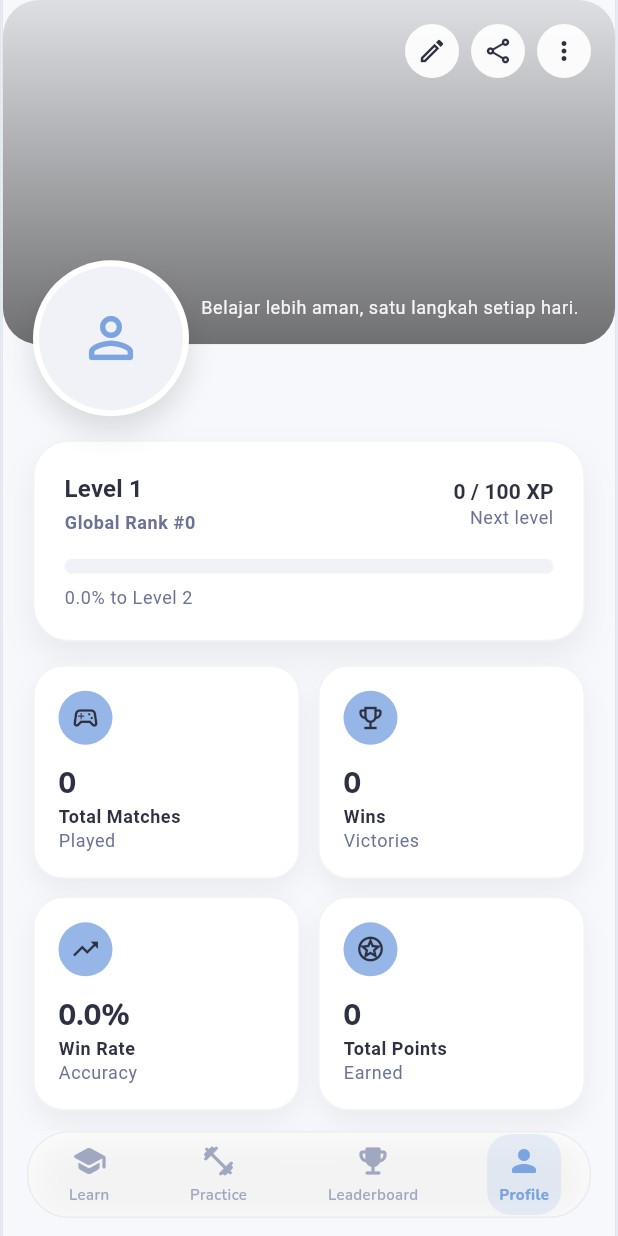
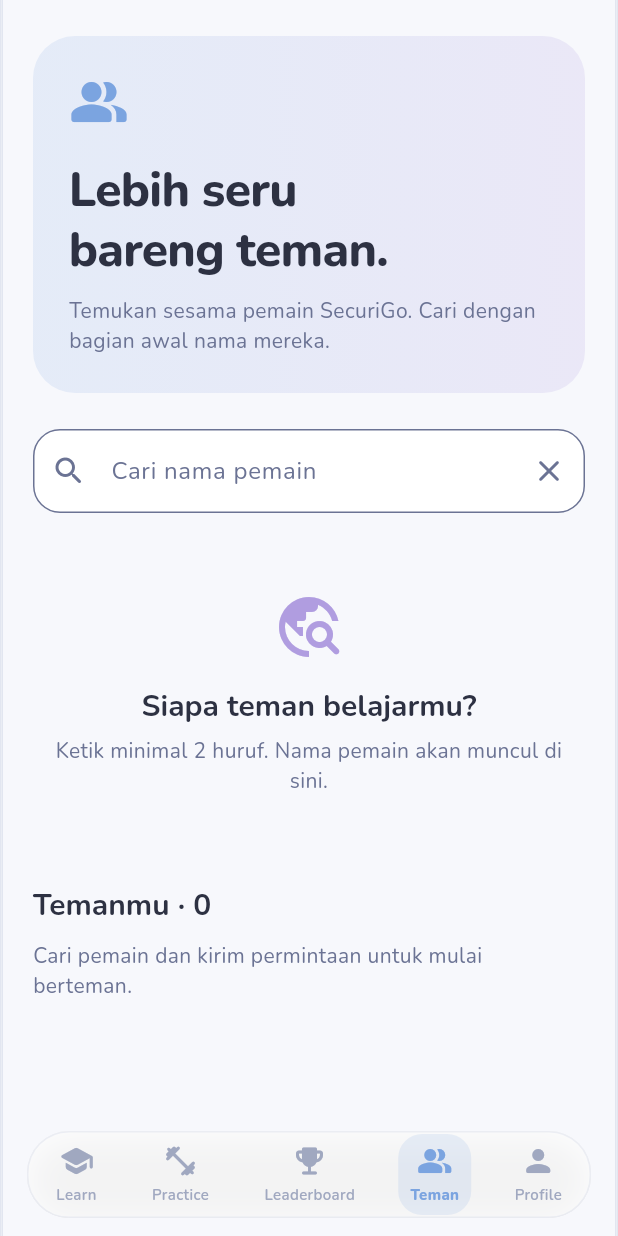
Before and after one commit to JSAN007/LOMBA_LOMBA, a Flutter app: the MainShell screen opened directly, item 4 of the bottom bar chosen, on a phone screen of 412 x 824 dp. Run offline on Flutter 3.47's test engine with Material 3 defaults, Android fonts, the phone set to English and light mode, and no system bars; our stand-ins replace cloud_firestore, firebase_auth, firebase_core, google_fonts; accounts and stored records are empty; network calls fail.

Commit message:
feat(teman): add player search and friend requests

```diff
--- /dev/null
+++ b/lib/components/friends/friend_lists.dart
@@ -0,0 +1,98 @@
+import 'package:flutter/material.dart';
+import '../../services/friend_network.dart';
+import '../../services/friends_service.dart';
+import 'friends_widgets.dart';
+
+class FriendLists extends StatelessWidget {
+  const FriendLists({
+    super.key,
+    required this.links,
+    required this.uid,
+    required this.busy,
+    required this.onAccept,
+    required this.onRemove,
+  });
+  final List<FriendLink> links;
+  final String uid;
+  final Set<String> busy;
+  final void Function(FriendLink) onAccept, onRemove;
+  @override
+  Widget build(BuildContext context) {
+    final accepted = links.where((link) => link.accepted).toList();
+    final incoming = links
+        .where((link) => !link.accepted && link.recipient == uid)
+        .toList();
+    final outgoing = links
+        .where((link) => !link.accepted && link.sender == uid)
+        .toList();
+    return Column(
+      crossAxisAlignment: CrossAxisAlignment.stretch,
+      children: [
+        if (incoming.isNotEmpty) ...[
+          Text(
+            'Permintaan masuk · ${incoming.length}',
+            style: Theme.of(context).textTheme.titleLarge,
+          ),
+          const SizedBox(height: 12),
+          ...incoming.map((link) => _tile(link, incoming: true)),
+          const SizedBox(height: 20),
+        ],
+        Text(
+          'Temanmu · ${accepted.length}',
+          style: Theme.of(context).textTheme.titleLarge,
+        ),
+        const SizedBox(height: 12),
+        if (accepted.isEmpty)
+          Text(
+            'Cari pemain dan kirim permintaan untuk mulai berteman.',
+            style: Theme.of(context).textTheme.bodyMedium,
+          ),
+        ...accepted.map((link) => _tile(link)),
+        if (outgoing.isNotEmpty) ...[
+          const SizedBox(height: 24),
+          Text(
+            'Menunggu balasan · ${outgoing.length}',
+            style: Theme.of(context).textTheme.titleLarge,
+          ),
+          const SizedBox(height: 12),
+          ...outgoing.map((link) => _tile(link)),
+        ],
+      ],
+    );
+  }
+
+  Widget _tile(FriendLink link, {bool incoming = false}) => Column(
+    crossAxisAlignment: CrossAxisAlignment.stretch,
+    children: [
+      PlayerCard(
+        player: PlayerSummary(id: link.otherId(uid), name: link.otherName(uid)),
+      ),
+      Wrap(
+        alignment: WrapAlignment.end,
+        spacing: 8,
+        children: [
+          if (incoming)
+            FilledButton(
+              onPressed: busy.contains(link.otherId(uid))
+                  ? null
+                  : () => onAccept(link),
+              child: const Text('Terima'),
+            ),
+          TextButton(
+            onPressed: busy.contains(link.otherId(uid))
+                ? null
+                : () => onRemove(link),
+            child: Text(
+              incoming
+                  ? 'Tolak'
+                  : link.accepted
+                  ? 'Hapus teman'
+                  : 'Batalkan',
+            ),
+          ),
+        ],
+      ),
+      const SizedBox(height: 12),
+    ],
+  );
+}
--- /dev/null
+++ b/lib/components/friends/friends_widgets.dart
@@ -0,0 +1,124 @@
+import 'package:flutter/material.dart';
+import '../../services/friends_service.dart';
+
+class FriendsIntro extends StatelessWidget {
+  const FriendsIntro({super.key});
+  @override
+  Widget build(BuildContext context) {
+    final theme = Theme.of(context);
+    return Container(
+      padding: const EdgeInsets.all(24),
+      decoration: BoxDecoration(
+        gradient: LinearGradient(
+          colors: [
+            theme.colorScheme.primary.withValues(alpha: .15),
+            theme.colorScheme.secondary.withValues(alpha: .18),
+          ],
+        ),
+        borderRadius: BorderRadius.circular(28),
+      ),
+      child: Column(
+        crossAxisAlignment: CrossAxisAlignment.start,
+        children: [
+          Icon(
+            Icons.people_alt_rounded,
+            size: 40,
+            color: theme.colorScheme.primary,
+          ),
+          const SizedBox(height: 18),
+          Text(
+            'Lebih seru\nbareng teman.',
+            style: theme.textTheme.headlineLarge,
+          ),
+          const SizedBox(height: 12),
+          Text(
+            'Temukan sesama pemain SecuriGo. Cari dengan bagian awal nama mereka.',
+            style: theme.textTheme.bodyMedium,
+          ),
+        ],
+      ),
+    );
+  }
+}
+
+class FriendsMessage extends StatelessWidget {
+  const FriendsMessage({
+    super.key,
+    required this.title,
+    required this.description,
+    this.retry,
+  });
+  final String title, description;
+  final VoidCallback? retry;
+  @override
+  Widget build(BuildContext context) {
+    final theme = Theme.of(context);
+    return Padding(
+      padding: const EdgeInsets.symmetric(vertical: 32, horizontal: 8),
+      child: Column(
+        children: [
+          Icon(
+            Icons.travel_explore_rounded,
+            size: 48,
+            color: theme.colorScheme.secondary,
+          ),
+          const SizedBox(height: 16),
+          Text(
+            title,
+            textAlign: TextAlign.center,
+            style: theme.textTheme.titleLarge,
+          ),
+          const SizedBox(height: 8),
+          Text(
+            description,
+            textAlign: TextAlign.center,
+            style: theme.textTheme.bodyMedium,
+          ),
+          if (retry != null)
+            TextButton(onPressed: retry, child: const Text('Coba lagi')),
+        ],
+      ),
+    );
+  }
+}
+
+class PlayerCard extends StatelessWidget {
+  const PlayerCard({super.key, required this.player, this.action});
+  final PlayerSummary player;
+  final Widget? action;
+  @override
+  Widget build(BuildContext context) {
+    final theme = Theme.of(context);
+    final name = player.name.trim();
+    return Card(
+      margin: const EdgeInsets.only(bottom: 12),
+      child: ListTile(
+        contentPadding: const EdgeInsets.symmetric(
+          horizontal: 18,
+          vertical: 10,
+        ),
+        leading: CircleAvatar(
+          backgroundColor: theme.colorScheme.secondary.withValues(alpha: .18),
+          child: Text(
+            name.isEmpty ? '?' : name.characters.first.toUpperCase(),
+            style: theme.textTheme.titleLarge,
+          ),
+        ),
+        title: Text(
+          player.name,
+          style: theme.textTheme.titleMedium?.copyWith(
+            color: theme.colorScheme.onSurface,
+            fontWeight: FontWeight.bold,
+          ),
+        ),
+        subtitle: Text(
+          player.isCurrentUser ? 'Kamu · Pemain SecuriGo' : 'Pemain SecuriGo',
+          style: theme.textTheme.bodyMedium,
+        ),
+        trailing:
+            action ??
+            Icon(Icons.shield_outlined, color: theme.colorScheme.primary),
+      ),
+    );
+  }
+}
--- /dev/null
+++ b/lib/screens/friends/friends_screen.dart
@@ -0,0 +1,295 @@
+import 'dart:async';
+import 'package:firebase_core/firebase_core.dart';
+import 'package:flutter/material.dart';
+import '../../components/friends/friends_widgets.dart';
+import '../../services/friends_service.dart';
+import '../../services/account_service.dart';
+import '../../services/friend_network.dart';
+import '../../components/friends/friend_lists.dart';
+
+class FriendsScreen extends StatefulWidget {
+  const FriendsScreen({super.key, this.search, this.network});
+  final PlayerSearch? search;
+  final FriendNetwork? network;
+  @override
+  State<FriendsScreen> createState() => _FriendsScreenState();
+}
+
+class _FriendsScreenState extends State<FriendsScreen> {
+  final _controller = TextEditingController();
+  late final PlayerSearch _search = widget.search ?? FriendsService();
+  Timer? _debounce;
+  int _request = 0;
+  bool _loading = false;
+  bool _searched = false;
+  List<PlayerSummary> _players = [];
+  String? _error;
+  late final FriendNetwork? _network;
+  StreamSubscription<List<FriendLink>>? _friendSubscription;
+  List<FriendLink> _links = [];
+  final Set<String> _busy = {};
+  String? _friendError;
+  bool _networkReady = false;
+
+  @override
+  void initState() {
+    super.initState();
+    _network =
+        widget.network ??
+        (AccountService.configured && AccountService.auth.currentUser != null
+            ? FirestoreFriendNetwork()
+            : null);
+    _subscribe();
+  }
+
+  void _subscribe() {
+    _friendSubscription?.cancel();
+    _friendSubscription = _network?.watch().listen(
+      (links) {
+        if (!mounted) return;
+        setState(() {
+          _links = links;
+          _friendError = null;
+          _networkReady = true;
+        });
+      },
+      onError: (Object error) {
+        if (!mounted) return;
+        setState(() {
+          _networkReady = false;
+          _friendError = _friendFailure(error);
+        });
+      },
+    );
+  }
+
+  String _friendFailure(Object error) =>
+      error is FirebaseException && error.code == 'permission-denied'
+      ? 'Fitur pertemanan belum diizinkan Firebase. Publish rules terbaru lalu coba lagi.'
+      : error is StateError
+      ? error.message.toString()
+      : 'Belum berhasil. Periksa koneksi lalu coba lagi.';
+
+  Future<void> _action(String id, Future<void> Function() action) async {
+    if (_busy.contains(id)) return;
+    setState(() => _busy.add(id));
+    try {
+      await action();
+    } catch (error) {
+      if (mounted) {
+        ScaffoldMessenger.of(
+          context,
+        ).showSnackBar(SnackBar(content: Text(_friendFailure(error))));
+      }
+    } finally {
+      if (mounted) setState(() => _busy.remove(id));
+    }
+  }
+
+  Widget? _playerAction(PlayerSummary player) {
+    if (player.isCurrentUser || _network == null) return null;
+    FriendLink? relationship;
+    for (final link in _links) {
+      if (link.otherId(_network.uid) == player.id) {
+        relationship = link;
+        break;
+      }
+    }
+    if (relationship != null) {
+      return Text(
+        relationship.accepted
+            ? 'Teman'
+            : relationship.sender == _network.uid
+            ? 'Terkirim'
+            : 'Permintaan masuk',
+        style: Theme.of(context).textTheme.labelMedium,
+      );
+    }
+    return IconButton(
+      tooltip: _busy.contains(player.id) ? 'Mengirim…' : 'Tambah teman',
+      icon: Icon(
+        _busy.contains(player.id)
+            ? Icons.hourglass_top_rounded
+            : Icons.person_add_alt_1_rounded,
+      ),
+      onPressed: !_networkReady || _busy.contains(player.id)
+          ? null
+          : () => _action(player.id, () => _network.send(player)),
+    );
+  }
+
+  void _changed(String value) {
+    _debounce?.cancel();
+    _request++;
+    setState(() {
+      _error = null;
+      _players = [];
+      _searched = false;
+      _loading = value.trim().length >= 2;
+    });
+    if (value.trim().length < 2) return;
+    _debounce = Timer(const Duration(milliseconds: 400), _find);
+  }
+
+  Future<void> _find() async {
+    _debounce?.cancel();
+    final text = _controller.text.trim();
+    if (text.length < 2) return;
+    final request = ++_request;
+    setState(() {
+      _loading = true;
+      _error = null;
+    });
+    try {
+      final players = await _search.search(text);
+      if (!mounted || request != _request) return;
+      setState(() {
+        _players = players;
+        _searched = true;
+      });
+    } catch (error) {
+      if (!mounted || request != _request) return;
+      setState(
+        () => _error = error is FirebaseException
+            ? switch (error.code) {
+                'permission-denied' =>
+                  'Firebase belum mengizinkan sinkronisasi atau pencarian pemain. Aturan database perlu diperbarui.',
+                'profile-not-found' =>
+                  'Profil akun ini belum tersedia. Keluar lalu masuk kembali untuk menyiapkan profil.',
+                _ =>
+                  'Pencarian belum berhasil. Periksa koneksi lalu coba lagi.',
+              }
+            : 'Pencarian belum berhasil. Periksa koneksi lalu coba lagi.',
+      );
+    } finally {
+      if (mounted && request == _request) setState(() => _loading = false);
+    }
+  }
+
+  @override
+  void dispose() {
+    _friendSubscription?.cancel();
+    _debounce?.cancel();
+    _controller.dispose();
+    super.dispose();
+  }
+
+  @override
+  Widget build(BuildContext context) {
+    return Scaffold(
+      body: SafeArea(
+        child: ListView(
+          padding: const EdgeInsets.fromLTRB(20, 24, 20, 110),
+          children: [
+            const FriendsIntro(),
+            const SizedBox(height: 24),
+            TextField(
+              controller: _controller,
+              onChanged: _changed,
+              onSubmitted: (_) => _find(),
+              maxLength: 60,
+              textInputAction: TextInputAction.search,
+              decoration: InputDecoration(
+                labelText: 'Cari nama pemain',
+                counterText: '',
+                prefixIcon: const Icon(Icons.search_rounded),
+                suffixIcon: IconButton(
+                  tooltip: 'Hapus pencarian',
+                  icon: const Icon(Icons.close_rounded),
+                  onPressed: () {
+                    _controller.clear();
+                    _changed('');
+                  },
+                ),
+                filled: true,
+                fillColor: Theme.of(context).colorScheme.surface,
+                border: OutlineInputBorder(
+                  borderRadius: BorderRadius.circular(18),
+                ),
+              ),
+            ),
+            const SizedBox(height: 20),
+            ..._results(),
+            if (_network != null) ...[
+              const SizedBox(height: 28),
+              if (_friendError != null)
+                FriendsMessage(
+                  title: 'Pertemanan belum tersedia',
+                  description: _friendError!,
+                  retry: _subscribe,
+                )
+              else if (!_networkReady)
+                const Center(child: CircularProgressIndicator())
+              else
+                FriendLists(
+                  links: _links,
+                  uid: _network.uid,
+                  busy: _busy,
+                  onAccept: (link) => _action(
+                    link.otherId(_network.uid),
+                    () => _network.accept(link),
+                  ),
+                  onRemove: (link) => _action(
+                    link.otherId(_network.uid),
+                    () => _network.remove(link),
+                  ),
+                ),
+            ],
+          ],
+        ),
+      ),
+    );
+  }
+
+  List<Widget> _results() {
+    if (_loading) {
+      return [
+        const Center(
+          child: Padding(
+            padding: EdgeInsets.all(32),
+            child: CircularProgressIndicator(),
+          ),
+        ),
+      ];
+    }
+    if (_error != null) {
+      return [
+        FriendsMessage(
+          title: 'Belum bisa mencari',
+          description: _error!,
+          retry: _find,
+        ),
+      ];
+    }
+    if (!_searched) {
+      return [
+        const FriendsMessage(
+          title: 'Siapa teman belajarmu?',
+          description:
+              'Ketik minimal 2 huruf. Nama pemain akan muncul di sini.',
+        ),
+      ];
+    }
+    if (_players.isEmpty) {
+      return [
+        const FriendsMessage(
+          title: 'Belum ketemu',
+          description:
+              'Coba awalan nama lain. Pemain perlu login lagi agar muncul di pencarian.',
+        ),
+      ];
+    }
+    return [
+      Text(
+        'Pemain ditemukan · ${_players.length}',
+        style: Theme.of(context).textTheme.titleMedium,
+      ),
+      const SizedBox(height: 12),
+      ..._players.map(
+        (player) => PlayerCard(player: player, action: _playerAction(player)),
+      ),
+      if (_players.length == 20)
+        const Text('Persempit nama untuk hasil yang lebih spesifik.'),
+    ];
+  }
+}
--- a/lib/screens/main_shell.dart
+++ b/lib/screens/main_shell.dart
@@ -7,6 +7,7 @@ import 'home/home_screen.dart';
 import 'leaderboard/leaderboard_screen.dart';
 import 'practice/practice_screen.dart';
 import 'profile/profile_screen.dart';
+import 'friends/friends_screen.dart';
 
 class MainShell extends StatefulWidget {
   const MainShell({super.key});
@@ -30,6 +31,7 @@ class _MainShellState extends State<MainShell> {
             HomeScreen(),
             PracticeScreen(),
             LeaderboardScreen(),
+            FriendsScreen(),
             ProfileScreen(),
           ],
         ),
--- /dev/null
+++ b/lib/services/friend_network.dart
@@ -0,0 +1,90 @@
+import 'package:cloud_firestore/cloud_firestore.dart';
+import 'account_service.dart';
+import 'friends_service.dart';
+
+class FriendLink {
+  const FriendLink({
+    required this.id,
+    required this.sender,
+    required this.recipient,
+    required this.senderName,
+    required this.recipientName,
+    required this.accepted,
+  });
+  final String id, sender, recipient, senderName, recipientName;
+  final bool accepted;
+  String otherId(String uid) => sender == uid ? recipient : sender;
+  String otherName(String uid) => sender == uid ? recipientName : senderName;
+}
+
+abstract class FriendNetwork {
+  String get uid;
+  Stream<List<FriendLink>> watch();
+  Future<void> send(PlayerSummary player);
+  Future<void> accept(FriendLink link);
+  Future<void> remove(FriendLink link);
+}
+
+class FirestoreFriendNetwork implements FriendNetwork {
+  FirestoreFriendNetwork() : uid = AccountService.auth.currentUser!.uid;
+  @override
+  final String uid;
+  CollectionReference<Map<String, dynamic>> get _links =>
+      FirebaseFirestore.instance.collection('friendships');
+  @override
+  Stream<List<FriendLink>> watch() => _links
+      .where('members', arrayContains: uid)
+      .limit(200)
+      .snapshots()
+      .map(
+        (snapshot) => snapshot.docs.map((doc) {
+          final data = doc.data();
+          return FriendLink(
+            id: doc.id,
+            sender: data['sender'] as String,
+            recipient: data['recipient'] as String,
+            senderName: data['senderName'] as String,
+            recipientName: data['recipientName'] as String,
+            accepted: data['status'] == 'accepted',
+          );
+        }).toList(),
+      );
+  @override
+  Future<void> send(PlayerSummary player) async {
+    if (player.id == uid) {
+      throw StateError('Tidak bisa menambahkan diri sendiri.');
+    }
+    final members = [uid, player.id]..sort();
+    final reference = _links.doc(members.join('_'));
+    await FirebaseFirestore.instance.runTransaction((transaction) async {
+      final existing = await transaction.get(reference);
+      if (existing.exists) {
+        throw StateError('Permintaan atau pertemanan sudah ada.');
+      }
+      final sender = await transaction.get(
+        FirebaseFirestore.instance.collection('players').doc(uid),
+      );
+      final recipient = await transaction.get(
+        FirebaseFirestore.instance.collection('players').doc(player.id),
+      );
+      if (!sender.exists || !recipient.exists) {
+        throw StateError('Profil pemain belum tersedia.');
+      }
+      transaction.set(reference, {
+        'members': members,
+        'sender': uid,
+        'recipient': player.id,
+        'senderName': sender.data()!['displayName'],
+        'recipientName': recipient.data()!['displayName'],
+        'status': 'pending',
+        'createdAt': FieldValue.serverTimestamp(),
+      });
+    });
+  }
+
+  @override
+  Future<void> accept(FriendLink link) =>
+      _links.doc(link.id).update({'status': 'accepted'});
+  @override
+  Future<void> remove(FriendLink link) => _links.doc(link.id).delete();
+}
--- /dev/null
+++ b/lib/services/friends_service.dart
@@ -0,0 +1,53 @@
+import 'package:cloud_firestore/cloud_firestore.dart';
+import 'account_service.dart';
+
+class PlayerSummary {
+  const PlayerSummary({
+    required this.id,
+    required this.name,
+    this.isCurrentUser = false,
+  });
+  final String id;
+  final String name;
+  final bool isCurrentUser;
+}
+
+abstract class PlayerSearch {
+  Future<List<PlayerSummary>> search(String text);
+}
+
+class FriendsService implements PlayerSearch {
+  String? _preparedUid;
+  @override
+  Future<List<PlayerSummary>> search(String text) async {
+    if (!AccountService.configured || AccountService.auth.currentUser == null) {
+      throw StateError('account-unavailable');
+    }
+    final name = text.trim().toLowerCase();
+    if (name.length < 2) return [];
+    final user = AccountService.auth.currentUser!;
+    if (_preparedUid != user.uid) {
+      await AccountService.publishPlayerDirectory(
+        user,
+      ).timeout(const Duration(seconds: 12));
+      _preparedUid = user.uid;
+    }
+    final result = await FirebaseFirestore.instance
+        .collection('players')
+        .orderBy('searchName')
+        .startAt([name])
+        .endAt(['$name\uf8ff'])
+        .limit(20)
+        .get(const GetOptions(source: Source.server))
+        .timeout(const Duration(seconds: 12));
+    return result.docs
+        .map(
+          (doc) => PlayerSummary(
+            id: doc.id,
+            name: doc.data()['displayName'] as String,
+            isCurrentUser: doc.id == user.uid,
+          ),
+        )
+        .toList();
+  }
+}
--- a/lib/widgets/glass_nav_bar.dart
+++ b/lib/widgets/glass_nav_bar.dart
@@ -20,6 +20,7 @@ class GlassNavBar extends StatelessWidget {
       _NavItem(Icons.school_rounded, "Learn"),
       _NavItem(Icons.fitness_center_rounded, "Practice"),
       _NavItem(Icons.emoji_events_rounded, "Leaderboard"),
+      _NavItem(Icons.people_alt_rounded, "Teman"),
       _NavItem(Icons.person_rounded, "Profile"),
     ];
 
@@ -88,7 +89,8 @@ class _GlassNavItem extends StatefulWidget {
   State<_GlassNavItem> createState() => _GlassNavItemState();
 }
 
-class _GlassNavItemState extends State<_GlassNavItem> with SingleTickerProviderStateMixin {
+class _GlassNavItemState extends State<_GlassNavItem>
+    with SingleTickerProviderStateMixin {
   bool _isHovered = false;
   late AnimationController _scaleController;
   late Animation<double> _scaleAnimation;
@@ -100,9 +102,10 @@ class _GlassNavItemState extends State<_GlassNavItem> with SingleTickerProviderS
       vsync: this,
       duration: const Duration(milliseconds: 150),
     );
-    _scaleAnimation = Tween<double>(begin: 1.0, end: 1.12).animate(
-      CurvedAnimation(parent: _scaleController, curve: Curves.easeOut),
-    );
+    _scaleAnimation = Tween<double>(
+      begin: 1.0,
+      end: 1.12,
+    ).animate(CurvedAnimation(parent: _scaleController, curve: Curves.easeOut));
   }
 
   @override
@@ -137,7 +140,9 @@ class _GlassNavItemState extends State<_GlassNavItem> with SingleTickerProviderS
             decoration: BoxDecoration(
               borderRadius: BorderRadius.circular(16),
               color: (widget.isActive || _isHovered)
-                  ? CyberColors.primary.withValues(alpha: widget.isActive ? 0.15 : 0.08)
+                  ? CyberColors.primary.withValues(
+                      alpha: widget.isActive ? 0.15 : 0.08,
+                    )
                   : Colors.transparent,
             ),
             child: Column(
@@ -149,7 +154,9 @@ class _GlassNavItemState extends State<_GlassNavItem> with SingleTickerProviderS
                   widget.label,
                   style: GoogleFonts.nunito(
                     fontSize: 10,
-                    fontWeight: widget.isActive ? FontWeight.w800 : FontWeight.w600,
+                    fontWeight: widget.isActive
+                        ? FontWeight.w800
+                        : FontWeight.w600,
                     color: color,
                   ),
                 ),
```
Also changed, not shown: 2 other files.
